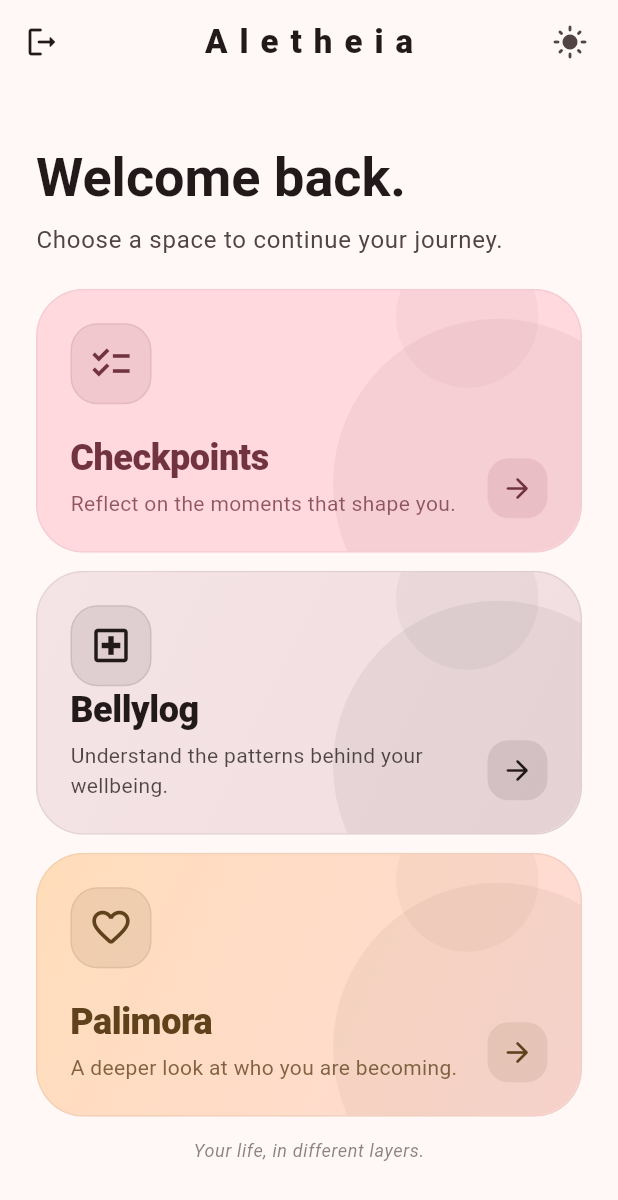
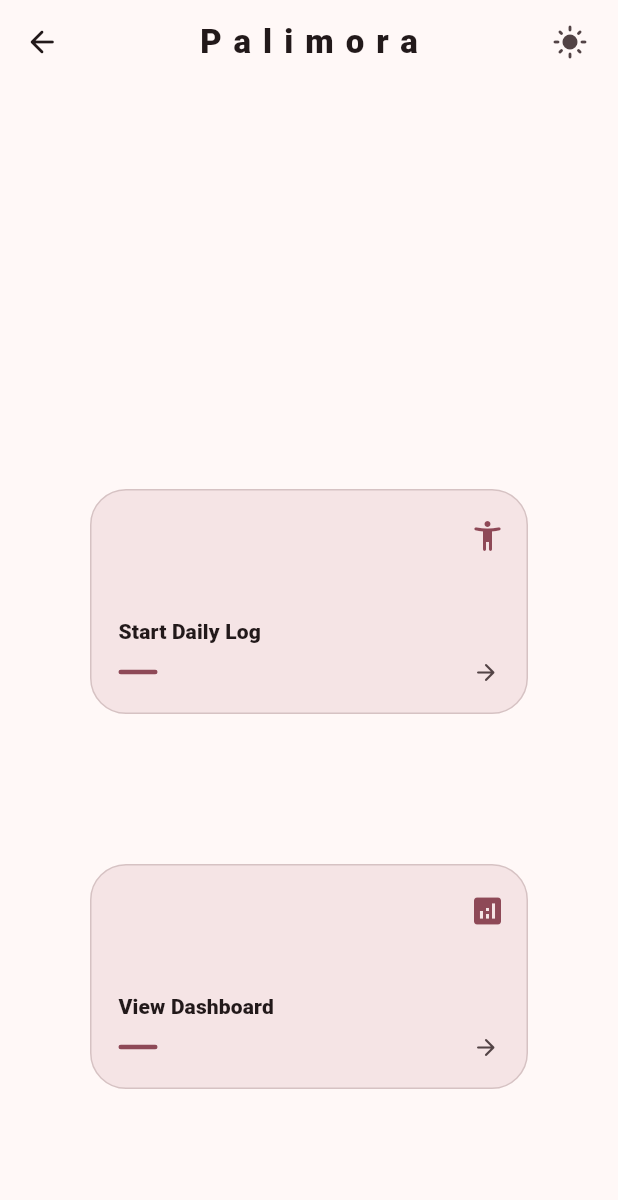
Before and after one commit to syedabdullah1567/aletheia, a Flutter app: the ModuleSelector screen opened by its route, after a tap on "Palimora", on a phone screen of 412 x 824 dp. Shown: the top 1200 px of the screen. Run offline on Flutter 3.47's test engine with Material 3 defaults, Android fonts, the light colour scheme and no system bars; our stand-ins replace flutter_dotenv, flutter_local_notifications, flutter_slidable, flutter_timezone, hive, hive_flutter and 2 more; missing offline and left inert: flutter_displaymode; accounts and stored records are empty.

Commit message:
Implementing Palimora and its Daily Logger

```diff
--- /dev/null
+++ b/lib/data/palimora_database.dart
@@ -0,0 +1,51 @@
+import 'package:flutter/material.dart';
+import 'package:hive/hive.dart';
+
+class PalimoraDatabase {
+  bool hasLogged = false;
+
+  Map<String, String> moods = {};
+
+  Map<String, Map<String, double>> pillarRatings = {};
+
+  final _myBox = Hive.box('MyBox');
+
+  void createInitialData(int num) {
+    num == 0
+        ? hasLogged = false
+        : num == 1
+        ? moods = {}
+        : pillarRatings = {};
+  }
+
+  void loadData(int num) {
+    if (num == 0) {
+      hasLogged = _myBox.get('HASLOGGED');
+    } else if (num == 1) {
+      final rawMoods = _myBox.get('MOODS');
+
+      moods = rawMoods == null
+          ? <String, String>{}
+          : Map<String, String>.from(rawMoods);
+    } else {
+      final rawRatings = _myBox.get('PILLARRATINGS') as Map?;
+
+      pillarRatings = rawRatings != null
+          ? rawRatings.map(
+              (k, v) =>
+                  MapEntry(k.toString(), Map<String, double>.from(v as Map)),
+            )
+          : {};
+    }
+  }
+
+  void updateDataBase(int num) {
+    if (num == 0) {
+      _myBox.put('HASLOGGED', hasLogged);
+    } else if (num == 1) {
+      _myBox.put('MOODS', moods);
+    } else {
+      _myBox.put('PILLARRATINGS', pillarRatings);
+    }
+  }
+}
--- a/lib/main.dart
+++ b/lib/main.dart
@@ -4,8 +4,9 @@ import 'package:aletheia/pages/ai/bellylog_daily.dart';
 import 'package:aletheia/pages/ai/bellylog_weekly.dart';
 import 'package:aletheia/pages/bellylog/ai_homepage_bellylog.dart';
 import 'package:aletheia/pages/login_page.dart';
+import 'package:aletheia/pages/palimora/daily_log.dart';
+import 'package:aletheia/pages/palimora/palimora_homepage.dart';
 import 'package:aletheia/pages/welcome_page.dart';
-import 'package:aletheia/pages/ai/ai_test.dart';
 import 'package:flutter_displaymode/flutter_displaymode.dart';
 import 'package:flutter_dotenv/flutter_dotenv.dart';
 import 'pages/module_selector.dart';
@@ -136,7 +137,10 @@ class MyApp extends StatelessWidget {
 
             '/view_daily_checkins': (context) => ViewDailyCheckins(),
 
-            '/aitest': (context) => AITest(),
+            // Palimora
+            '/palimora_homepage': (context) => PalimoraHomepage(),
+
+            '/palimora_daily_log': (context) => DailyLog(),
           },
         );
       },
--- a/lib/pages/bellylog/homepage_bellylog.dart
+++ b/lib/pages/bellylog/homepage_bellylog.dart
@@ -1,6 +1,6 @@
 import 'package:aletheia/data/bellylog_database.dart';
 import 'package:aletheia/utilities/bellylog/belly_summary_card.dart';
-import 'package:aletheia/utilities/bellylog/bellylog_card.dart';
+import 'package:aletheia/utilities/homepages_card.dart';
 import 'package:aletheia/utilities/bellylog/insights_card.dart';
 import 'package:aletheia/utilities/uniform_appbar.dart';
 import 'package:flutter/material.dart';
--- a/lib/pages/module_selector.dart
+++ b/lib/pages/module_selector.dart
@@ -24,6 +24,10 @@ class _ModuleSelectorState extends State<ModuleSelector> {
       ),
 
       body: Center(
+        child: LayoutBuilder(
+          builder: (BuildContext context, BoxConstraints constraints) {
+            return FractionallySizedBox(
+              widthFactor: constraints.maxWidth > 500 ? 0.7 : 1,
               child: SingleChildScrollView(
                 child: Padding(
                   padding: const EdgeInsets.fromLTRB(24, 12, 24, 18),
@@ -74,7 +78,8 @@ class _ModuleSelectorState extends State<ModuleSelector> {
 
                       ModuleCard(
                         title: 'Bellylog',
-                  subtitle: 'Understand the patterns behind your wellbeing.',
+                        subtitle:
+                            'Understand the patterns behind your wellbeing.',
                         icon: Icons.local_hospital_outlined,
                         height: 176,
                         gradient: LinearGradient(
@@ -108,7 +113,7 @@ class _ModuleSelectorState extends State<ModuleSelector> {
                         ),
                         foregroundColor: colorScheme.onTertiaryContainer,
                         onTap: () {
-                    // Palimora Action
+                          Navigator.pushNamed(context, '/palimora_homepage');
                         },
                       ),
 
@@ -129,6 +134,9 @@ class _ModuleSelectorState extends State<ModuleSelector> {
                   ),
                 ),
               ),
+            );
+          },
+        ),
       ),
     );
   }
--- /dev/null
+++ b/lib/pages/palimora/palimora_homepage.dart
@@ -0,0 +1,102 @@
+import 'package:aletheia/data/palimora_database.dart';
+import 'package:aletheia/utilities/homepages_card.dart';
+import 'package:aletheia/utilities/hero_widget.dart';
+import 'package:aletheia/utilities/uniform_appbar.dart';
+import 'package:flutter/material.dart';
+import 'package:hive/hive.dart';
+
+class PalimoraHomepage extends StatefulWidget {
+  const PalimoraHomepage({super.key});
+
+  @override
+  State<PalimoraHomepage> createState() => _PalimoraHomepageState();
+}
+
+class _PalimoraHomepageState extends State<PalimoraHomepage> {
+  final _myBox = Hive.box('MyBox');
+  final PalimoraDatabase db = PalimoraDatabase();
+
+  @override
+  void initState() {
+    super.initState();
+    if (_myBox.get('HASLOGGED') == null) {
+      db.createInitialData(0);
+    } else {
+      db.loadData(0);
+    }
+  }
+
+  @override
+  Widget build(BuildContext context) {
+    return Scaffold(
+      appBar: UniformAppbar(
+        leadIcon: const Icon(Icons.arrow_back_rounded),
+        titleText: 'Palimora',
+        onPress: () => Navigator.pop(context),
+      ),
+      body: SafeArea(
+        child: SingleChildScrollView(
+          // Protects against overflow on smaller phones
+          padding: const EdgeInsets.fromLTRB(60, 20, 60, 40),
+          child: Column(
+            crossAxisAlignment: CrossAxisAlignment.stretch,
+            children: [
+              // // --- 2 CARDS SIDE-BY-SIDE ---
+              // SizedBox(
+              //   height: 130,
+              //   child: Row(
+              //     children: [
+              //       Expanded(
+              //         child: HomepageCard(
+              //           icon: Icons.analytics,
+              //           title: 'Analytics',
+              //           onTap: () {},
+              //         ),
+              //       ),
+              //       const SizedBox(width: 12),
+              //       Expanded(
+              //         // child: HomepageCard(
+              //         //   icon: Icons.abc,
+              //         //   title: 'Hello',
+              //         //   onTap: () {},
+              //         // ),
+              //         child: BellyLogCard(
+              //           icon: Icons.analytics,
+              //           title: 'Analytics',
+              //           onTap: () {},
+              //         ),
+              //       ),
+              //     ],
+              //   ),
+              // ),
+              const SizedBox(height: 250),
+
+              // --- 1 FULL-WIDTH CARD ---
+              SizedBox(
+                height: 150,
+                child: BellyLogCard(
+                  icon: Icons.accessibility_new_rounded,
+                  title: 'Start Daily Log',
+                  onTap: () =>
+                      Navigator.pushNamed(context, '/palimora_daily_log'),
+                ),
+              ),
+
+              const SizedBox(height: 100),
+              SizedBox(
+                height: 150,
+                child: BellyLogCard(
+                  icon: Icons.analytics,
+                  title: 'View Dashboard',
+                  onTap: () {},
+                ),
+              ),
+
+              const SizedBox(height: 24),
+            ],
+          ),
+        ),
+      ),
+    );
+  }
+}
--- a/lib/pages/welcome_page.dart
+++ b/lib/pages/welcome_page.dart
@@ -123,17 +123,16 @@ class WelcomePage extends StatelessWidget {
 
                 const SizedBox(height: 12),
 
-                // AI button
                 SizedBox(
                   width: double.infinity,
                   height: 56,
                   child: FilledButton.icon(
                     onPressed: () {
-                      Navigator.pushNamed(context, '/bellylog_weekly_insight');
+                      Navigator.pushNamed(context, '/palimora_homepage');
                     },
                     icon: const Icon(Icons.chat),
                     label: const Text(
-                      'Get Weekly Analysis',
+                      'Enter Palimora',
                       style: TextStyle(
                         fontSize: 16,
                         fontWeight: FontWeight.w600,
--- a/lib/utilities/dark_mode_switcher.dart
+++ b/lib/utilities/dark_mode_switcher.dart
@@ -12,9 +12,6 @@ class DarkModeSwitcher extends StatelessWidget {
         return IconButton(
           onPressed: () {
             isDarkModeNotifier.value = !isDarkModeNotifier.value;
-
-            db.isDark = isDarkModeNotifier.value;
-            db.updateIsDark();
           },
 
           icon: Icon(value ? Icons.dark_mode : Icons.light_mode),
--- a/lib/utilities/bellylog/bellylog_card.dart
+++ b/lib/utilities/homepages_card.dart
@@ -38,14 +38,13 @@ class BellyLogCard extends StatelessWidget {
                   child: Container(
                     width: 20,
                     height: 20,
-                    decoration: BoxDecoration(
-                      color: colors.primaryContainer,
-                      shape: BoxShape.circle,
-                    ),
+                    // decoration: BoxDecoration(
+                    //   color: colors.primaryContainer,
+                    //   shape: BoxShape.circle,
+                    // ),
                     child: Icon(icon, color: colors.primary),
                   ),
                 ),
-
                 const Spacer(),
                 Text(
                   title,
--- a/lib/utilities/value_notifier.dart
+++ b/lib/utilities/value_notifier.dart
@@ -1,6 +1,9 @@
 import 'package:flutter/material.dart';
 import '../data/darkmode_database.dart';
 
-DarkmodeDatabase db = DarkmodeDatabase();
+// Check if system brightness is dark at the time of initialization
+final bool isSystemDark =
+    WidgetsBinding.instance.platformDispatcher.platformBrightness ==
+    Brightness.dark;
 
-ValueNotifier<bool> isDarkModeNotifier = ValueNotifier(db.isDark);
+ValueNotifier<bool> isDarkModeNotifier = ValueNotifier<bool>(isSystemDark);
```
Also changed, not shown: lib/pages/ai/ai_test.dart (deleted, +0 -126 lines), lib/pages/login_page.dart (+27 -11 lines), lib/pages/palimora/daily_log.dart (added, +281 -0 lines), 2 other files. Lines whose indentation alone changed are shown as unchanged.
